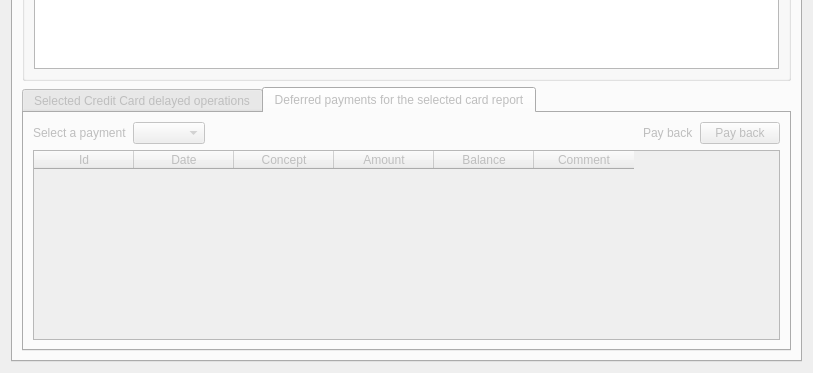
Before: the Qt Designer form ui/frmAccountsReport.ui in turulomio/xulpymoney, drawn with Qt 5; both pictures show x 0 to 813 and y 234 to 607 of the 813 by 607 pixel window.
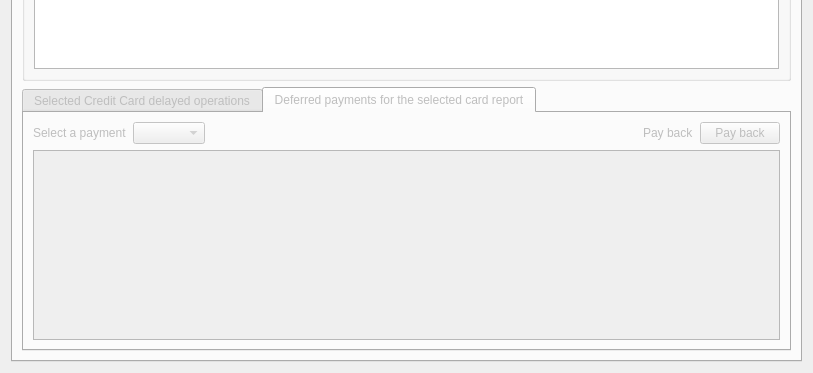
After: the same form once the commit is applied. The open tabs and pages were chosen to show the change. Icons and pictures are not drawn. Custom widgets are drawn as their Qt base class.

The edit to the form file:
```diff
--- a/ui/frmAccountsReport.ui
+++ b/ui/frmAccountsReport.ui
@@ -650,36 +650,6 @@
                      <attribute name="verticalHeaderVisible">
                       <bool>false</bool>
                      </attribute>
-                     <column>
-                      <property name="text">
-                       <string>Id</string>
-                      </property>
-                     </column>
-                     <column>
-                      <property name="text">
-                       <string>Date</string>
-                      </property>
-                     </column>
-                     <column>
-                      <property name="text">
-                       <string>Concept</string>
-                      </property>
-                     </column>
-                     <column>
-                      <property name="text">
-                       <string>Amount</string>
-                      </property>
-                     </column>
-                     <column>
-                      <property name="text">
-                       <string>Balance</string>
-                      </property>
-                     </column>
-                     <column>
-                      <property name="text">
-                       <string>Comment</string>
-                      </property>
-                     </column>
                     </widget>
                    </item>
                   </layout>
```
Left out of the diff: 10 changed lines with no effect on the pictures.
